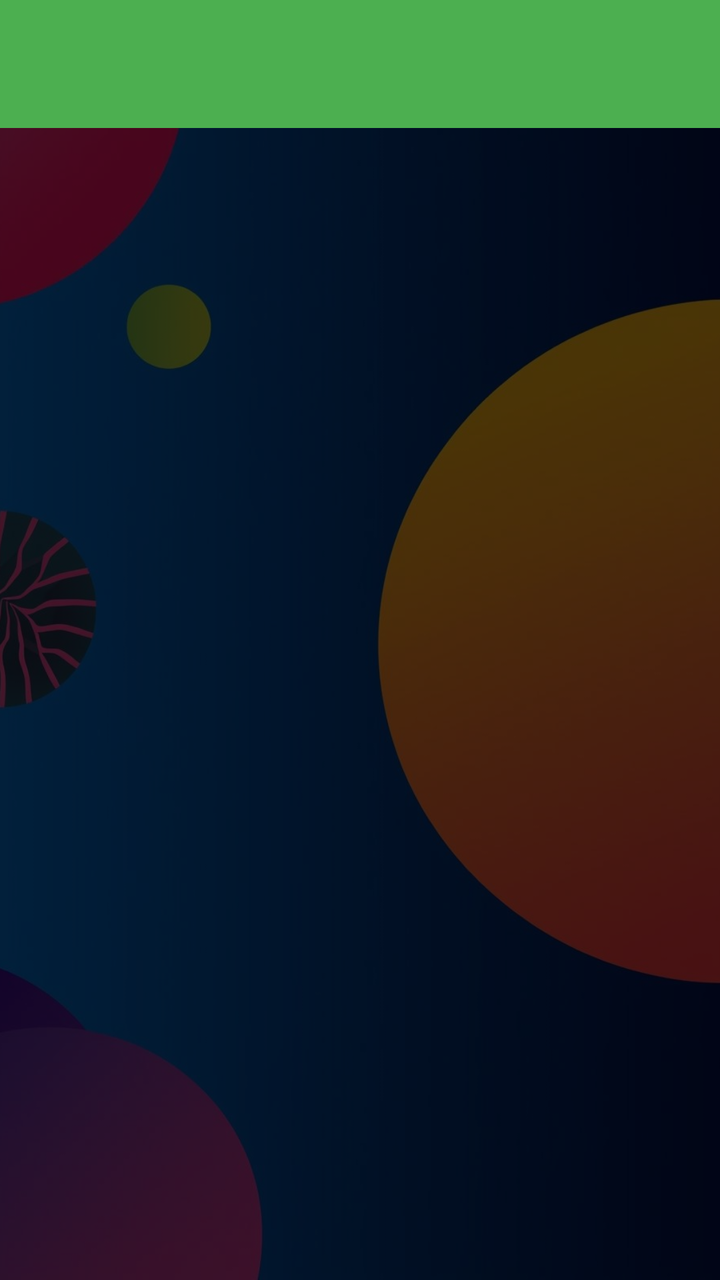
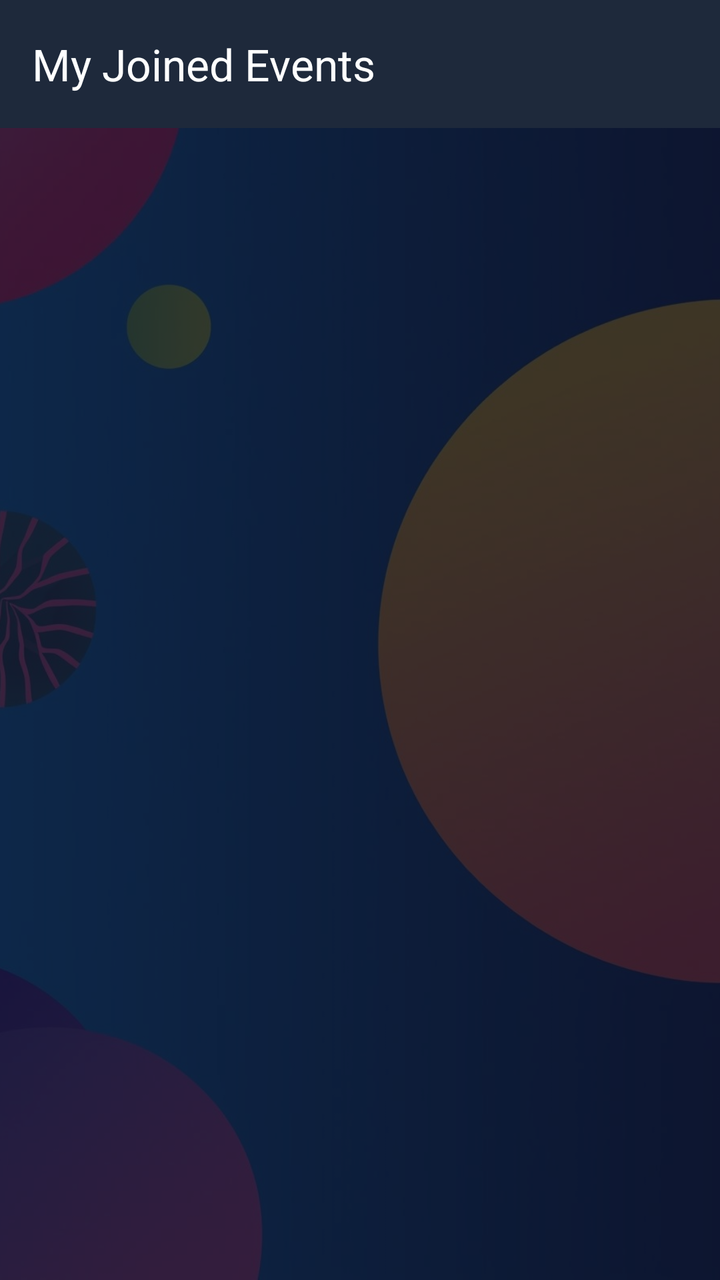

Before-and-after screenshots of an Android layout around one commit, followed by the original layout XML and the change that was made.
<!-- AndroidManifest.xml: application theme Theme.EventManagementSystem -->
<!-- res/layout/activity_my_joined_events.xml -->
<?xml version="1.0" encoding="utf-8"?>
<FrameLayout
    xmlns:android="http://schemas.android.com/apk/res/android"
    xmlns:app="http://schemas.android.com/apk/res-auto"
    android:layout_width="match_parent"
    android:layout_height="match_parent">

    
    <ImageView
        android:layout_width="match_parent"
        android:layout_height="match_parent"
        android:src="@drawable/event_activity"
        android:scaleType="centerCrop"/>

    
    <View
        android:layout_width="match_parent"
        android:layout_height="match_parent"
        android:background="#B3000000"/>

    
    <LinearLayout
        android:layout_width="match_parent"
        android:layout_height="match_parent"
        android:orientation="vertical">

        
        <com.google.android.material.appbar.MaterialToolbar
            android:id="@+id/toolbar"
            android:layout_width="match_parent"
            android:layout_height="wrap_content"
            android:title="My Joined Events"
            android:background="#4CAF50"
            app:titleTextColor="@color/white"
            android:titleTextColor="@android:color/white"
            />

        
        <TextView
            android:id="@+id/tvEmptyJoined"
            android:layout_width="match_parent"
            android:layout_height="wrap_content"
            android:text="You haven't joined any events yet."
            android:textSize="18sp"
            android:textStyle="bold"
            android:textColor="@android:color/white"
            android:gravity="center"
            android:visibility="gone"
            android:layout_marginTop="40dp"/>

        
        <androidx.recyclerview.widget.RecyclerView
            android:id="@+id/recyclerJoined"
            android:layout_width="match_parent"
            android:layout_height="0dp"
            android:layout_weight="1"
            android:padding="16dp"
            android:clipToPadding="false"/>

    </LinearLayout>

</FrameLayout>
<!-- resources referenced by this layout -->
<resources>
  <color name="white">#FFFFFFFF</color>
  <!-- drawable event_activity: jpg bitmap (drawable, 97123 bytes) -->
  <style name="Theme.EventManagementSystem" parent="Base.Theme.EventManagementSystem" />
  <style name="Base.Theme.EventManagementSystem" parent="Theme.Material3.DayNight.NoActionBar">
          
          
      </style>
</resources>

<!-- the commit's change to res/layout/activity_my_joined_events.xml (unified diff, before → after) -->
@@ -10,32 +10,28 @@
         android:layout_width="match_parent"
         android:layout_height="match_parent"
         android:src="@drawable/event_activity"
-        android:scaleType="centerCrop"/>
+        android:scaleType="centerCrop"
+        android:contentDescription="Background"/>
 
     
     <View
         android:layout_width="match_parent"
         android:layout_height="match_parent"
-        android:background="#B3000000"/>
+        android:background="#CC0F172A"/>
 
-    
     <LinearLayout
         android:layout_width="match_parent"
         android:layout_height="match_parent"
         android:orientation="vertical">
 
-        
         <com.google.android.material.appbar.MaterialToolbar
             android:id="@+id/toolbar"
             android:layout_width="match_parent"
-            android:layout_height="wrap_content"
-            android:title="My Joined Events"
-            android:background="#4CAF50"
-            app:titleTextColor="@color/white"
-            android:titleTextColor="@android:color/white"
-            />
+            android:layout_height="?attr/actionBarSize"
+            android:background="#1E293B"
+            app:title="My Joined Events"
+            app:titleTextColor="@android:color/white"/>
 
-        
         <TextView
             android:id="@+id/tvEmptyJoined"
             android:layout_width="match_parent"
@@ -43,18 +39,17 @@
             android:text="You haven't joined any events yet."
             android:textSize="18sp"
             android:textStyle="bold"
-            android:textColor="@android:color/white"
+            android:textColor="#94A3B8"
             android:gravity="center"
             android:visibility="gone"
-            android:layout_marginTop="40dp"/>
+            android:layout_marginTop="60dp"/>
 
-        
         <androidx.recyclerview.widget.RecyclerView
             android:id="@+id/recyclerJoined"
             android:layout_width="match_parent"
-            android:layout_height="0dp"
-            android:layout_weight="1"
-            android:padding="16dp"
+            android:layout_height="match_parent"
+            android:paddingTop="8dp"
+            android:paddingBottom="16dp"
             android:clipToPadding="false"/>
 
     </LinearLayout>
<!-- resource entries referenced after the edit -->
@@ -1,11 +1,15 @@
 <!-- resources referenced by this layout -->
 <resources>
-  <color name="white">#FFFFFFFF</color>
   <!-- drawable event_activity: jpg bitmap (drawable, 97123 bytes) -->
   <style name="Theme.EventManagementSystem" parent="Base.Theme.EventManagementSystem" />
   <style name="Base.Theme.EventManagementSystem" parent="Theme.Material3.DayNight.NoActionBar">
-          
-          
+          <item name="colorPrimary">@color/primary</item>
+          <item name="colorPrimaryVariant">@color/primary_dark</item>
+          <item name="colorSecondary">@color/accent_orange</item>
+          <item name="android:statusBarColor">@color/primary_dark</item>
       </style>
+  <color name="primary">#4F46E5</color>
+  <color name="primary_dark">#3730A3</color>
+  <color name="accent_orange">#F97316</color>
 </resources>
 
